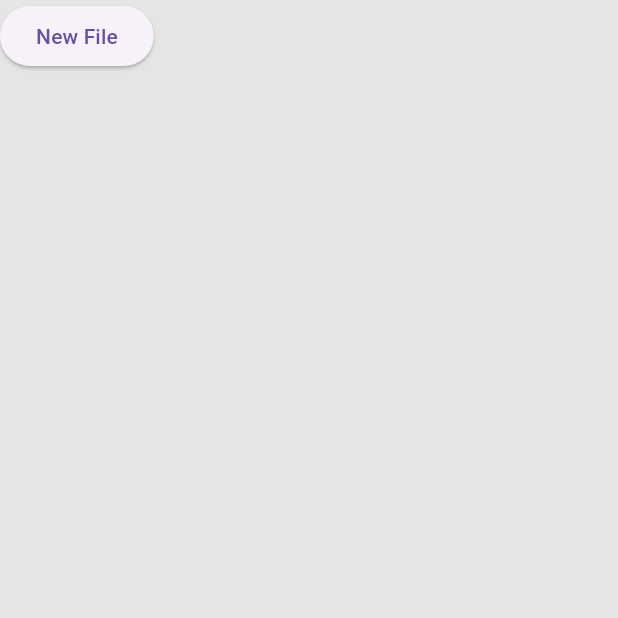
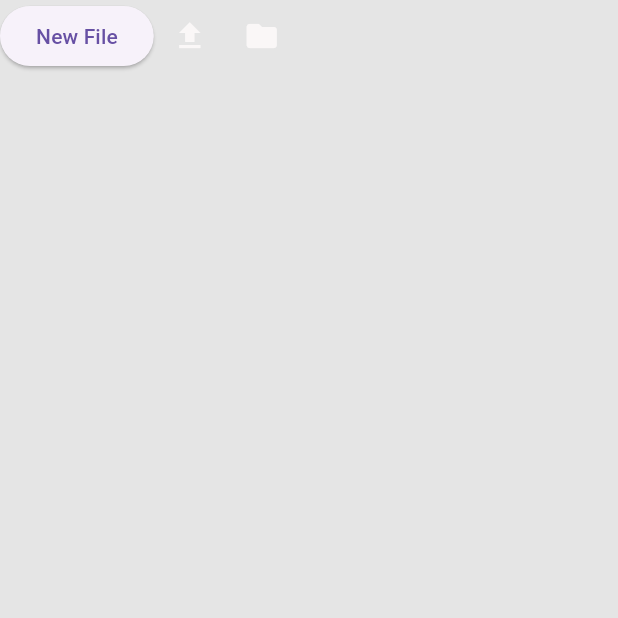
Before and after one commit to Cykeek/flutter_development, a Flutter app: the screen it shows after launch, on a phone screen of 412 x 824 dp, the top half of it. Run offline on Flutter 3.47's test engine with Material 3 defaults, Android fonts, the phone set to English and light mode, and no system bars.

Commit message:
homescreen: Add file upload + Folder Icon on top row
Signed-off-by: Cykeek <cykeek@proton.me>

```diff
--- a/lib/screens/home_screen.dart
+++ b/lib/screens/home_screen.dart
@@ -18,6 +18,12 @@ class _HomeScreenState extends State<HomeScreen> {
           Row(
             children: [
               _mainButton(() => null, 'New File'),
+              Row(
+                children: [
+                  _actionButton(() => null, Icons.file_upload),
+                  _actionButton(() => null, Icons.folder),
+                ],
+              )
             ],
           )
         ],
@@ -31,4 +37,14 @@ class _HomeScreenState extends State<HomeScreen> {
       child: Text(text)
     );
   }
+
+  IconButton _actionButton(Function()? onPressed, IconData icon) {
+    return IconButton(
+      onPressed: onPressed,
+      icon: Icon(
+        icon,
+        color: AppTheme.icon,
+      ),
+    );
+  }
 }
--- a/lib/utils/apps_styles.dart
+++ b/lib/utils/apps_styles.dart
@@ -2,4 +2,5 @@ import 'package:flutter/material.dart';
 
 class AppTheme {
   static const Color dark = Color(0x1E1E1E1E);
+  static const Color icon = Color(0xCFFFFCFC);
 }
```
